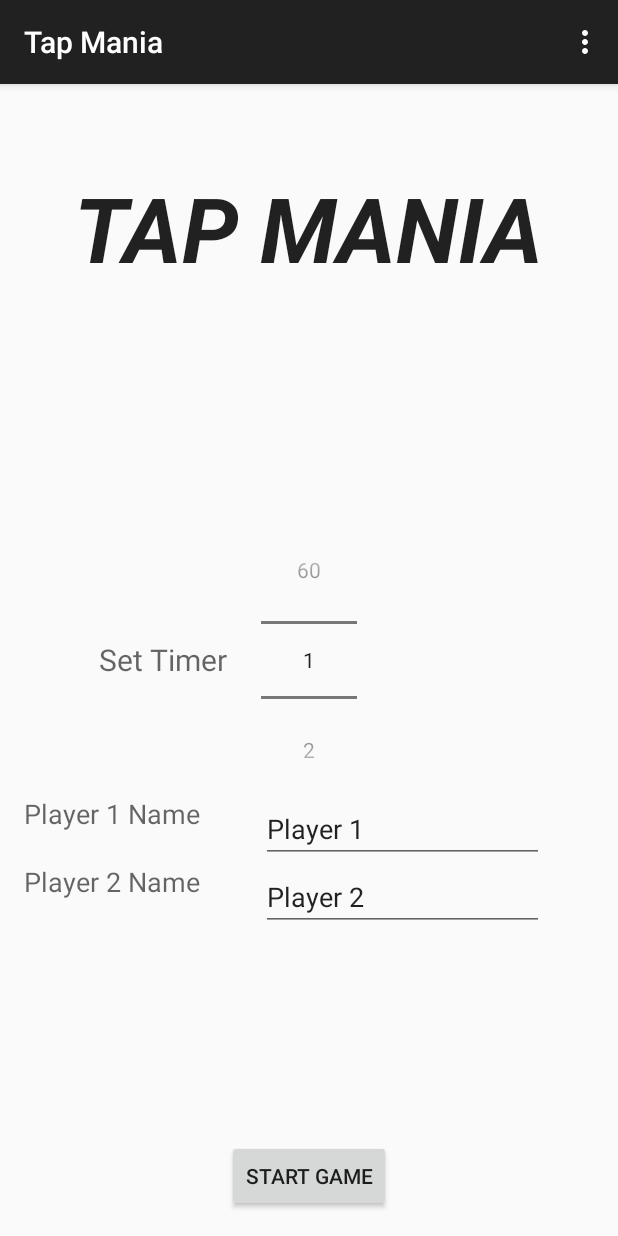
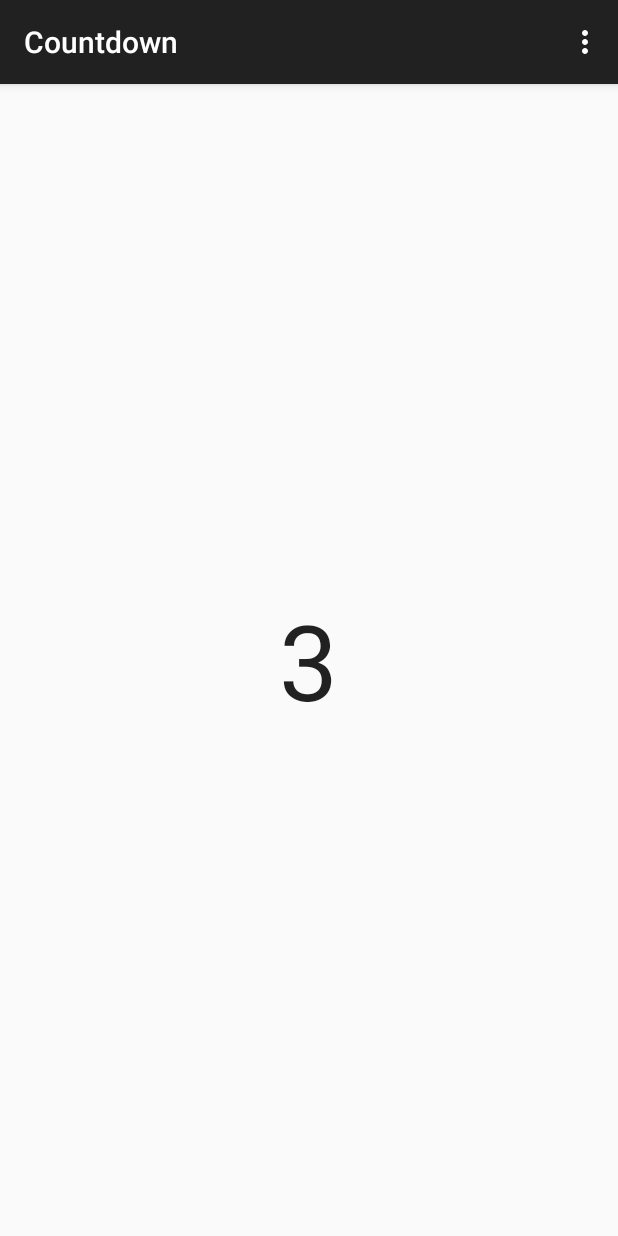
Before and after one commit to BlackMercy/Tap-Mania, an Android app: the screen it shows after launch (MainActivity before the commit, CountDown after it), after a tap on "START GAME", on a phone screen of 412 x 824 dp. Run offline under Robolectric (Android 15) with nearby library versions, the phone set to English and light mode, and no system bars; 3 statements that could not run were skipped.

Commit message:
More coding, lots of them still doesn't work. Must copy tap counter to it.

```diff
--- a/app/src/main/java/com/siit/pitawat/tappingmania/CountDown.java
+++ b/app/src/main/java/com/siit/pitawat/tappingmania/CountDown.java
@@ -1,14 +1,68 @@
 package com.siit.pitawat.tappingmania;
 
-import android.view.View;
+import android.os.Bundle;
+import android.os.CountDownTimer;
+import android.support.v7.app.ActionBarActivity;
+import android.view.Menu;
+import android.view.MenuItem;
+import android.widget.TextView;
 
 /**
  * Created by Pitawat on 14/2/2015.
  */
-public class CountDown {
-    int i;
-    public void timer (View v){
-        //TextView countdown = (TextView)findViewbyId(R.id.countdown);
+public class CountDown extends ActionBarActivity {
+
+    TextView num = (TextView)findViewById(R.id.countdown);
+
+    protected void onCreate(Bundle savedInstanceState){
+        super.onCreate(savedInstanceState);
+        setContentView(R.layout.countdown);
+//        num = new TextView(this);
+//        this.setContentView(num);
+        int n = Integer.parseInt(num.toString());
+        timer counter = new timer (n*1000,1000);
+        counter.start();
     }
 
+    public class timer extends CountDownTimer {
+
+        public timer(long millisInFuture, long countDownInterval){
+            super(millisInFuture,countDownInterval);
+        }
+
+        @Override
+        public void onFinish(){
+            num.setText("START!");
+//            Intent j = new Intent (this,Game.class);
+//            startActivity(j);
+            // advance to Game class
+        }
+
+        @Override
+        public void onTick(long millisUntilFinished){
+            num.setText(""+millisUntilFinished/1000);
+        }
+    }
+
+    @Override
+    public boolean onCreateOptionsMenu(Menu menu) {
+        // Inflate the menu; this adds items to the action bar if it is present.
+        getMenuInflater().inflate(R.menu.menu_main, menu);
+        return true;
+    }
+
+    @Override
+    public boolean onOptionsItemSelected(MenuItem item) {
+        // Handle action bar item clicks here. The action bar will
+        // automatically handle clicks on the Home/Up button, so long
+        // as you specify a parent activity in AndroidManifest.xml.
+        int id = item.getItemId();
+
+        //noinspection SimplifiableIfStatement
+        if (id == R.id.action_settings) {
+            return true;
+        }
+
+        return super.onOptionsItemSelected(item);
+    }
 }
--- a/app/src/main/java/com/siit/pitawat/tappingmania/MainActivity.java
+++ b/app/src/main/java/com/siit/pitawat/tappingmania/MainActivity.java
@@ -6,7 +6,6 @@ import android.support.v7.app.ActionBarActivity;
 import android.view.Menu;
 import android.view.MenuItem;
 import android.view.View;
-import android.widget.EditText;
 
 
 public class MainActivity extends ActionBarActivity {
@@ -17,12 +16,13 @@ public class MainActivity extends ActionBarActivity {
         setContentView(R.layout.activity_main);
     }
 
-    public void startGame(View v) {
+    public void onClick(View v) {
 
-        //Intent i = new Intent(this, Game.class);
-        startActivity(new Intent(MainActivity.this, CountDown.class));
-        EditText player1 = (EditText)findViewById(R.id.p1name);
-        EditText player2 = (EditText)findViewById(R.id.p2name);
+        Intent i = new Intent(this, CountDown.class);
+//        EditText player1 = (EditText)findViewById(R.id.p1name);
+//        EditText player2 = (EditText)findViewById(R.id.p2name);
+        // also send player1 and player2 to next activity
+        startActivity(i);
     }
 
     @Override
--- a/app/src/main/res/layout/activity_main.xml
+++ b/app/src/main/res/layout/activity_main.xml
@@ -85,7 +85,7 @@
         android:id="@+id/button2"
         android:layout_alignParentBottom="true"
         android:layout_centerHorizontal="true"
-        android:onClick="startGame" />
+        android:onClick="onClick" />
 
 
 </RelativeLayout>
--- a/app/src/main/res/layout/countdown.xml
+++ b/app/src/main/res/layout/countdown.xml
@@ -1,6 +1,9 @@
 <?xml version="1.0" encoding="utf-8"?>
 <RelativeLayout xmlns:android="http://schemas.android.com/apk/res/android"
-    android:layout_width="match_parent" android:layout_height="match_parent">
+    xmlns:tools="http://schemas.android.com/tools"
+    android:layout_width="match_parent"
+    android:layout_height="match_parent"
+    tools:context="com.siit.pitawat.tappingmania.CountDown">
 
     <TextView
         android:layout_width="wrap_content"
```
Also changed, not shown: app/src/main/AndroidManifest.xml (+9 -0 lines), app/src/main/java/com/siit/pitawat/tappingmania/Game.java (+23 -1 lines), app/src/main/res/layout/activity_start.xml (+9 -6 lines).
